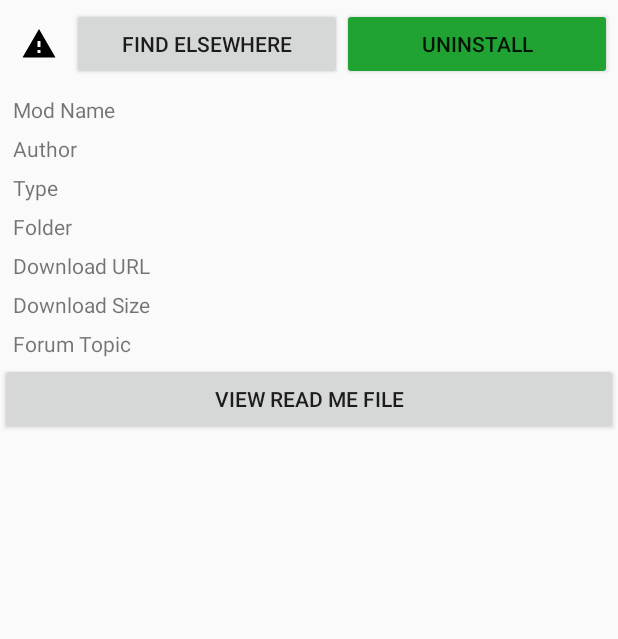
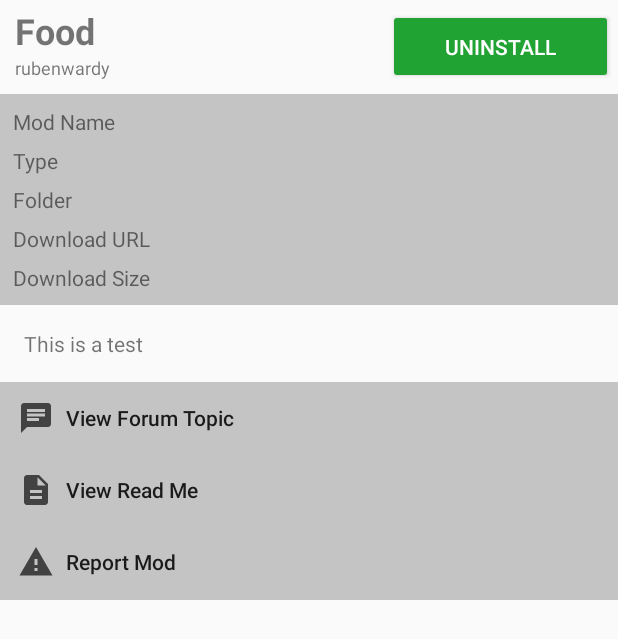
Before and after one commit to rubenwardy/mtmods4android, an Android app: the layout mod_detail.xml on its own in the app's theme, with its tools: preview values and no code run, on a phone screen of 412 x 824 dp. Shown: the top 639 px of the screen. Run offline under Robolectric (Android 15) with nearby library versions, the phone set to English and light mode, and no system bars.

Commit message:
Redesign mod details screen

```diff
--- a/app/src/main/java/com/rubenwardy/minetestmodmanager/ModDetailActivity.java
+++ b/app/src/main/java/com/rubenwardy/minetestmodmanager/ModDetailActivity.java
@@ -2,6 +2,7 @@ package com.rubenwardy.minetestmodmanager;
 
 import android.content.Intent;
 import android.content.res.Resources;
+import android.graphics.Color;
 import android.graphics.drawable.Drawable;
 import android.os.Build;
 import android.os.Bundle;
@@ -104,6 +105,7 @@ public class ModDetailActivity
 
         // Set title
         ctoolbar.setTitle(mod.title);
+        ctoolbar.setExpandedTitleColor(Color.TRANSPARENT);
 
         if (mod.screenshot_uri != null && !mod.screenshot_uri.equals("")) {
             Drawable d = Drawable.createFromPath(mod.screenshot_uri);
--- a/app/src/main/java/com/rubenwardy/minetestmodmanager/ModDetailFragment.java
+++ b/app/src/main/java/com/rubenwardy/minetestmodmanager/ModDetailFragment.java
@@ -4,17 +4,18 @@ import android.content.Context;
 import android.content.Intent;
 import android.content.SharedPreferences;
 import android.content.res.Resources;
+import android.graphics.PorterDuff;
 import android.net.Uri;
 import android.support.annotation.NonNull;
 import android.os.Bundle;
 import android.support.design.widget.Snackbar;
 import android.support.v4.app.Fragment;
+import android.support.v4.content.ContextCompat;
 import android.util.Log;
 import android.view.LayoutInflater;
 import android.view.View;
 import android.view.ViewGroup;
 import android.widget.Button;
-import android.widget.ImageButton;
 import android.widget.TextView;
 
 import com.rubenwardy.minetestmodmanager.models.Events;
@@ -105,56 +106,17 @@ public class ModDetailFragment extends Fragment {
         if (mod != null) {
             Resources res = getResources();
 
-            // Set text
-            ((TextView) rootView.findViewById(R.id.mod_desc)).setText(mod.desc);
-            ((TextView) rootView.findViewById(R.id.mod_detail_name)).setText(mod.name);
-            TextView txt_author = (TextView) rootView.findViewById(R.id.mod_detail_author);
-            txt_author.setText(mod.author);
-            ((TextView) rootView.findViewById(R.id.mod_detail_link)).setText(mod.getShortLink());
-            TextView txt_forum = (TextView) rootView.findViewById(R.id.mod_detail_forum);
-            txt_forum.setText(mod.getShortForumLink());
+            //
+            // HEADER
+            //
 
-            //String ver;
-            //if (mod.verified == 1) {
-            //    ver = res.getString(R.string.mod_verified_yes);
-            //} else if (mod.isLocalMod()) {
-            //    ver = res.getString(R.string.mod_verified_uk);
-            //} else {
-            //    ver = res.getString(R.string.mod_verified_no);
-            //}
-            //((TextView) rootView.findViewById(R.id.mod_detail_ver)).setText(ver);
-
-            String dlsize = mod.getDownloadSize();
-            if (dlsize == null) {
-                dlsize = res.getString(R.string.size_unknown);
-            }
-            ((TextView) rootView.findViewById(R.id.mod_detail_size)).setText(dlsize);
-
-            // Find Elsewhere
-            Button btn_find = (Button) rootView.findViewById(R.id.find);
-            btn_find.setOnClickListener(new View.OnClickListener() {
-                @Override
-                public void onClick(@NonNull View view) {
-                    EventBus.getDefault().post(new Events.SearchEvent("name:" + mod.name));
-                }
-            });
-
-            // Report
-            ImageButton btn_report = (ImageButton) rootView.findViewById(R.id.action_report);
-            btn_report.setOnClickListener(new View.OnClickListener() {
-                @Override
-                public void onClick(@NonNull View view) {
-                    Context context = getContext();
-                    Intent intent = new Intent(context, ReportActivity.class);
-                    intent.putExtra(ReportActivity.EXTRA_LIST, mod.listname);
-                    intent.putExtra(ReportActivity.EXTRA_AUTHOR, mod.author);
-                    intent.putExtra(ReportActivity.EXTRA_MOD_NAME, mod.name);
-                    intent.putExtra(ReportActivity.EXTRA_LINK, mod.link);
-                    context.startActivity(intent);
-                }
-            });
+            // Title
+            TextView txt_title = (TextView) rootView.findViewById(R.id.mod_header_title);
+            txt_title.setText(mod.title);
 
             // Author
+            TextView txt_author = (TextView) rootView.findViewById(R.id.mod_header_author);
+            txt_author.setText(mod.author);
             txt_author.setOnClickListener(new View.OnClickListener() {
                 @Override
                 public void onClick(@NonNull View view) {
@@ -164,47 +126,11 @@ public class ModDetailFragment extends Fragment {
                 }
             });
 
-            txt_forum.setOnClickListener(new View.OnClickListener() {
-                @Override
-                public void onClick(@NonNull View view) {
-                    if (mod.forum_url != null) {
-                        Intent browserIntent = new Intent(Intent.ACTION_VIEW, Uri.parse(mod.forum_url));
-                        startActivity(browserIntent);
-                    }
-                }
-            });
 
-            // Type
-            String type;
-            if (mod.type == Mod.ModType.EMT_MOD) {
-                type = res.getString(R.string.type_mod);
-            } else if (mod.type == Mod.ModType.EMT_MODPACK) {
-                type = res.getString(R.string.type_modpack);
-            } else if (mod.type == Mod.ModType.EMT_SUBGAME) {
-                type = res.getString(R.string.type_subgame);
-            } else {
-                type = "Invalid";
-            }
-            ((TextView) rootView.findViewById(R.id.mod_detail_type)).setText(type);
-
-            Button btn_readme = (Button) rootView.findViewById(R.id.readme);
-            if (mod.isLocalMod() && Utils.getReadmePath(new File(mod.path)) != null) {
-                btn_readme.setOnClickListener(new View.OnClickListener() {
-                    @Override
-                    public void onClick(@NonNull View view) {
-                        Context context = view.getContext();
-                        Intent intent = new Intent(context, ReadmeActivity.class);
-                        intent.putExtra(ReadmeActivity.ARG_MOD_PATH, mod.path);
-                        context.startActivity(intent);
-                    }
-                });
-            } else {
-                btn_readme.setVisibility(View.GONE);
-            }
-
-            Button btn_main = (Button) rootView.findViewById(R.id.uninstall);
+            Button btn_main = (Button) rootView.findViewById(R.id.mod_header_uninstall);
             if (mod.isLocalMod()) {
-                ((TextView) rootView.findViewById(R.id.mod_detail_location)).setText(mod.path);
+                btn_main.getBackground().setColorFilter(ContextCompat.getColor(getContext(), R.color.colorRemove),
+                        PorterDuff.Mode.MULTIPLY);
                 btn_main.setOnClickListener(new View.OnClickListener() {
                     @Override
                     public void onClick(@NonNull View view) {
@@ -213,7 +139,6 @@ public class ModDetailFragment extends Fragment {
                     }
                 });
             } else {
-                rootView.findViewById(R.id.mod_detail_loc_row).setVisibility(View.GONE);
                 btn_main.setText(res.getString(R.string.action_install));
 
                 btn_main.setOnClickListener(new View.OnClickListener() {
@@ -248,6 +173,104 @@ public class ModDetailFragment extends Fragment {
                     }
                 });
             }
+
+
+            //
+            // DETAILS TABLE
+            //
+
+
+            // Mod name
+            ((TextView) rootView.findViewById(R.id.mod_detail_name)).setText(mod.name);
+
+            // Type
+            String type;
+            if (mod.type == Mod.ModType.EMT_MOD) {
+                type = res.getString(R.string.type_mod);
+            } else if (mod.type == Mod.ModType.EMT_MODPACK) {
+                type = res.getString(R.string.type_modpack);
+            } else if (mod.type == Mod.ModType.EMT_SUBGAME) {
+                type = res.getString(R.string.type_subgame);
+            } else {
+                type = "Invalid";
+            }
+            ((TextView) rootView.findViewById(R.id.mod_detail_type)).setText(type);
+
+            // Location
+            if (mod.isLocalMod()) {
+                ((TextView) rootView.findViewById(R.id.mod_detail_location)).setText(mod.path);
+            } else {
+                rootView.findViewById(R.id.mod_detail_loc_row).setVisibility(View.GONE);
+            }
+
+            // Download link and size
+            if (mod.isLocalMod()) {
+                rootView.findViewById(R.id.mod_detail_link_row).setVisibility(View.GONE);
+                rootView.findViewById(R.id.mod_detail_size_row).setVisibility(View.GONE);
+            } else {
+                ((TextView) rootView.findViewById(R.id.mod_detail_link)).setText(mod.getShortLink());
+                String dlsize = mod.getDownloadSize();
+                if (dlsize == null) {
+                    dlsize = res.getString(R.string.size_unknown);
+                }
+                ((TextView) rootView.findViewById(R.id.mod_detail_size)).setText(dlsize);
+            }
+
+
+
+
+            //
+            // Description
+            //
+
+            ((TextView) rootView.findViewById(R.id.mod_desc)).setText(mod.desc);
+
+
+            //
+            // ACTION BUUTTONS
+            //
+
+            // Report
+            Button btn_report = (Button) rootView.findViewById(R.id.action_report);
+            btn_report.setOnClickListener(new View.OnClickListener() {
+                @Override
+                public void onClick(@NonNull View view) {
+                    Context context = getContext();
+                    Intent intent = new Intent(context, ReportActivity.class);
+                    intent.putExtra(ReportActivity.EXTRA_LIST, mod.listname);
+                    intent.putExtra(ReportActivity.EXTRA_AUTHOR, mod.author);
+                    intent.putExtra(ReportActivity.EXTRA_MOD_NAME, mod.name);
+                    intent.putExtra(ReportActivity.EXTRA_LINK, mod.link);
+                    context.startActivity(intent);
+                }
+            });
+
+            Button btn_forum = (Button) rootView.findViewById(R.id.forum_topic);
+            btn_forum.setOnClickListener(new View.OnClickListener() {
+                @Override
+                public void onClick(@NonNull View view) {
+                    if (mod.forum_url != null) {
+                        Intent browserIntent = new Intent(Intent.ACTION_VIEW, Uri.parse(mod.forum_url));
+                        startActivity(browserIntent);
+                    }
+                }
+            });
+
+            // Readme
+            Button btn_readme = (Button) rootView.findViewById(R.id.readme);
+            if (mod.isLocalMod() && Utils.getReadmePath(new File(mod.path)) != null) {
+                btn_readme.setOnClickListener(new View.OnClickListener() {
+                    @Override
+                    public void onClick(@NonNull View view) {
+                        Context context = view.getContext();
+                        Intent intent = new Intent(context, ReadmeActivity.class);
+                        intent.putExtra(ReadmeActivity.ARG_MOD_PATH, mod.path);
+                        context.startActivity(intent);
+                    }
+                });
+            } else {
+                btn_readme.setVisibility(View.GONE);
+            }
         }
 
         return rootView;
--- a/app/src/main/res/drawable/ic_report_problem_24dp.xml
+++ b/app/src/main/res/drawable/ic_mod_action_forum_topic_24dp.xml
@@ -4,6 +4,6 @@
         android:viewportWidth="24.0"
         android:viewportHeight="24.0">
     <path
-        android:fillColor="#FF000000"
-        android:pathData="M1,21h22L12,2 1,21zm12,-3h-2v-2h2v2zm0,-4h-2v-4h2v4z"/>
+        android:fillColor="#424242"
+        android:pathData="M20,2L4,2c-1.1,0 -1.99,0.9 -1.99,2L2,22l4,-4h14c1.1,0 2,-0.9 2,-2L22,4c0,-1.1 -0.9,-2 -2,-2zM6,9h12v2L6,11L6,9zM14,14L6,14v-2h8v2zM18,8L6,8L6,6h12v2z"/>
 </vector>
--- /dev/null
+++ b/app/src/main/res/drawable/ic_mod_action_readme_24dp.xml
@@ -0,0 +1,9 @@
+<vector xmlns:android="http://schemas.android.com/apk/res/android"
+        android:width="24dp"
+        android:height="24dp"
+        android:viewportWidth="24.0"
+        android:viewportHeight="24.0">
+    <path
+        android:fillColor="#424242"
+        android:pathData="M14,2L6,2c-1.1,0 -1.99,0.9 -1.99,2L4,20c0,1.1 0.89,2 1.99,2L18,22c1.1,0 2,-0.9 2,-2L20,8l-6,-6zM16,18L8,18v-2h8v2zM16,14L8,14v-2h8v2zM13,9L13,3.5L18.5,9L13,9z"/>
+</vector>
--- /dev/null
+++ b/app/src/main/res/drawable/ic_mod_action_report_24dp.xml
@@ -0,0 +1,9 @@
+<vector xmlns:android="http://schemas.android.com/apk/res/android"
+        android:width="24dp"
+        android:height="24dp"
+        android:viewportWidth="24.0"
+        android:viewportHeight="24.0">
+    <path
+        android:fillColor="#424242"
+        android:pathData="M1,21h22L12,2 1,21zm12,-3h-2v-2h2v2zm0,-4h-2v-4h2v4z"/>
+</vector>
--- a/app/src/main/res/layout/activity_report.xml
+++ b/app/src/main/res/layout/activity_report.xml
@@ -95,7 +95,7 @@
                 android:layout_width="match_parent"
                 android:layout_height="wrap_content"
                 android:id="@+id/submit"
-                android:text="@string/action_report"
+                android:text="@string/mod_action_report_mod"
                 android:layout_marginTop="16dp" />
         </LinearLayout>
     </android.support.v4.widget.NestedScrollView>
--- a/app/src/main/res/layout/mod_detail.xml
+++ b/app/src/main/res/layout/mod_detail.xml
@@ -4,53 +4,65 @@
     android:layout_width="fill_parent"
     android:layout_height="wrap_content"
     android:layout_centerHorizontal="true">
-    <LinearLayout
-        android:id="@+id/mod_btnbar"
-        android:orientation="horizontal"
-        android:paddingLeft="4.0dip"
-        android:paddingTop="5.0dip"
-        android:paddingRight="4.0dip"
-        android:paddingBottom="1.0dip"
-        android:layout_width="fill_parent"
-        android:layout_height="wrap_content">
 
-        <ImageButton
+    <RelativeLayout
+        android:id="@+id/mod_header"
+        android:layout_width="match_parent"
+        android:layout_height="wrap_content"
+        android:orientation="horizontal">
+
+        <LinearLayout
+            android:paddingLeft="10dip"
+            android:paddingTop="4dip"
+            android:paddingRight="10dip"
+            android:paddingBottom="9dip"
+            android:layout_alignParentLeft="true"
             android:layout_width="wrap_content"
-            android:layout_height="match_parent"
-            android:paddingLeft="10dp"
-            android:paddingRight="10dp"
-            android:id="@+id/action_report"
-            android:src="@drawable/ic_report_problem_24dp"
-            android:background="@android:color/transparent"
-            android:contentDescription="@string/action_report" />
+            android:layout_height="wrap_content"
+            android:orientation="vertical">
+
+            <TextView
+                android:id="@+id/mod_header_title"
+                android:layout_width="match_parent"
+                android:layout_height="wrap_content"
+                android:textSize="24sp"
+                android:textStyle="bold"
+                android:text="Food" />
+
+            <TextView
+                android:id="@+id/mod_header_author"
+                android:layout_width="match_parent"
+                android:layout_height="wrap_content"
+                android:textSize="12sp"
+                android:text="rubenwardy" />
+
+        </LinearLayout>
 
         <Button
-            android:id="@+id/find"
-            android:layout_width="0.0dip" android:layout_height="fill_parent"
-            android:text="@string/action_find"
+            android:id="@+id/mod_header_uninstall"
+            android:theme="@style/ColoredButton"
+            android:layout_width="150dp"
+            android:layout_height="50dp"
+            android:text="@string/action_uninstall"
+            android:layout_centerVertical="true"
+            android:layout_marginRight="3dp"
+            android:layout_alignParentRight="true"
             android:layout_weight="1.0" />
 
-        <Button
-            android:id="@+id/uninstall"
-            android:theme="@style/ColoredButton"
-            android:layout_width="0.0dip" android:layout_height="fill_parent"
-            android:text="@string/action_uninstall"
-            android:layout_weight="1.0" />
-
-    </LinearLayout>
-
+    </RelativeLayout>
 
     <TableLayout
-        android:id="@+id/mod_table"
+        android:id="@+id/mod_details"
         android:layout_width="match_parent"
         android:layout_height="wrap_content"
+        android:background="@color/cardview_shadow_start_color"
         android:stretchColumns="1"
         android:paddingLeft="5dp"
         android:paddingRight="5dp"
         android:paddingTop="5dp"
-        android:paddingBottom="0dp"
+        android:paddingBottom="5dp"
         android:shrinkColumns="2"
-        android:layout_below="@+id/mod_btnbar">
+        android:layout_below="@id/mod_header">
 
         <TableRow>
             <TextView
@@ -58,22 +70,9 @@
                 android:text="@string/details_name"
                 android:padding="3dip" />
             <TextView
+                android:id="@+id/mod_detail_name"
                 android:layout_width="wrap_content"
-                android:padding="3dip"
-                android:id="@+id/mod_detail_name" />
-        </TableRow>
-
-        <TableRow>
-            <TextView
-                android:layout_column="1"
-                android:text="@string/details_author"
                 android:padding="3dip" />
-            <TextView
-                android:layout_width="wrap_content"
-                android:padding="3dip"
-                android:id="@+id/mod_detail_author"
-                android:clickable="true"
-                android:textColor="#0000ff" />
         </TableRow>
 
         <TableRow>
@@ -98,7 +97,7 @@
                 android:id="@+id/mod_detail_location" />
         </TableRow>
 
-        <TableRow>
+        <TableRow android:id="@+id/mod_detail_link_row">
             <TextView
                 android:layout_column="1"
                 android:text="@string/details_link"
@@ -109,7 +108,7 @@
                 android:id="@+id/mod_detail_link" />
         </TableRow>
 
-        <TableRow>
+        <TableRow android:id="@+id/mod_detail_size_row">
             <TextView
                 android:layout_column="1"
                 android:text="@string/details_size"
@@ -118,19 +117,6 @@
                 android:layout_width="wrap_content"
                 android:padding="3dip"
                 android:id="@+id/mod_detail_size" />
-        </TableRow>
-
-        <TableRow>
-            <TextView
-                android:layout_column="1"
-                android:text="@string/details_forum"
-                android:padding="3dip" />
-            <TextView
-                android:layout_width="wrap_content"
-                android:padding="3dip"
-                android:id="@+id/mod_detail_forum"
-                android:clickable="true"
-                android:textColor="#0000ff" />
         </TableRow>
 
         <!--<TableRow>
@@ -145,22 +131,63 @@
         </TableRow>-->
     </TableLayout>
 
-    <Button
-        android:id="@+id/readme"
-        android:layout_width="match_parent"
-        android:layout_height="wrap_content"
-        android:layout_below="@+id/mod_table"
-        android:text="@string/view_readme" />
-
     <TextView xmlns:android="http://schemas.android.com/apk/res/android"
         xmlns:tools="http://schemas.android.com/tools"
         android:id="@+id/mod_desc"
-        style="?android:attr/textAppearanceLarge"
         android:layout_width="match_parent"
         android:layout_height="wrap_content"
-        android:layout_below="@+id/readme"
+        android:layout_below="@id/mod_details"
         android:padding="16dp"
+        android:text="This is a test"
         android:textIsSelectable="true"
         tools:context="com.rubenwardy.minetestmodmanager.ModDetailFragment" />
 
+    <LinearLayout
+        android:id="@+id/mod_btnbar"
+        android:orientation="vertical"
+        android:paddingTop="0dip"
+        android:paddingBottom="1.0dip"
+        android:background="@color/cardview_shadow_start_color"
+        android:layout_width="fill_parent"
+        android:layout_height="wrap_content"
+        android:layout_below="@id/mod_desc">
+
+        <Button
+            android:id="@+id/forum_topic"
+            android:layout_width="match_parent"
+            android:layout_height="wrap_content"
+            android:textAlignment="viewStart"
+            android:layout_gravity="start"
+            style="@style/FlatOptionButton"
+            android:drawableStart="@drawable/ic_mod_action_forum_topic_24dp"
+            android:drawableLeft="@drawable/ic_mod_action_forum_topic_24dp"
+            android:drawablePadding="8dp"
+            android:text="@string/mod_action_forum_topic"/>
+
+        <Button
+            android:id="@+id/readme"
+            android:layout_width="match_parent"
+            android:layout_height="wrap_content"
+            android:textAlignment="viewStart"
+            android:layout_gravity="start"
+            style="@style/FlatOptionButton"
+            android:drawableStart="@drawable/ic_mod_action_readme_24dp"
+            android:drawableLeft="@drawable/ic_mod_action_readme_24dp"
+            android:drawablePadding="8dp"
+            android:text="@string/mod_action_view_readme" />
+
+        <Button
+            android:id="@+id/action_report"
+            android:layout_width="match_parent"
+            android:layout_height="wrap_content"
+            android:textAlignment="viewStart"
+            android:layout_gravity="start"
+            style="@style/FlatOptionButton"
+            android:drawableStart="@drawable/ic_mod_action_report_24dp"
+            android:drawableLeft="@drawable/ic_mod_action_report_24dp"
+            android:drawablePadding="8dp"
+            android:text="@string/mod_action_report_mod" />
+
+    </LinearLayout>
+
 </RelativeLayout>
--- a/app/src/main/res/values/colors.xml
+++ b/app/src/main/res/values/colors.xml
@@ -6,4 +6,5 @@
     <color name="hintBackground">@color/colorPrimaryDark</color>
     <color name="hintText">#fff</color>
     <color name="hintAccent">#fff</color>
+    <color name="colorRemove">#f44336</color>
 </resources>
--- a/app/src/main/res/values/strings.xml
+++ b/app/src/main/res/values/strings.xml
@@ -45,8 +45,6 @@
     <string name="title_mod_detail">Mod Detail</string>
     <string name="action_install">Install</string>
     <string name="action_uninstall">Uninstall</string>
-    <string name="action_find">Find Elsewhere</string>
-    <string name="action_report">Report</string>
 
     <string name="details_name">Mod Name</string>
     <string name="details_author">Author</string>
@@ -54,7 +52,6 @@
     <string name="details_location">Folder</string>
     <string name="details_link">Download URL</string>
     <string name="details_size">Download Size</string>
-    <string name="details_forum">Forum Topic</string>
     <string name="details_verified">Trust</string>
 
     <string name="size_unknown">Unknown</string>
@@ -62,12 +59,16 @@
     <string name="type_modpack">Mod Pack</string>
     <string name="type_subgame">Subgame</string>
 
-    <string name="title_activity_readme">Read Me</string>
-    <string name="view_readme">View Read Me File</string>
+    <string name="mod_action_report_mod">Report Mod</string>
+    <string name="mod_action_forum_topic">View Forum Topic</string>
+    <string name="mod_action_view_readme">View Read Me</string>
 
     <string name="mod_verified_yes">This mod is from a well known author.</string>
     <string name="mod_verified_no">This mod wasn\'t made by a well known author.</string>
     <string name="mod_verified_uk">Unable to determine the source of this mod.</string>
+
+    <!-- Readme -->
+    <string name="title_activity_readme">Read Me</string>
 
     <!-- Report -->
     <string name="x_by_y">%1$s by %2$s</string>
--- a/app/src/main/res/values/styles.xml
+++ b/app/src/main/res/values/styles.xml
@@ -10,6 +10,11 @@
 
     <style name="ColoredButton" parent="Widget.AppCompat.Button">
         <item name="colorButtonNormal">@color/colorAccent</item>
+        <item name="android:textColor">@color/hintText</item>
+    </style>
+
+    <style name="FlatOptionButton" parent="Widget.AppCompat.Button.Borderless">
+        <item name="android:textAllCaps">false</item>
     </style>
 
     <style name="AppTheme.NoActionBar">
```
Also changed, not shown: 2 other files.
